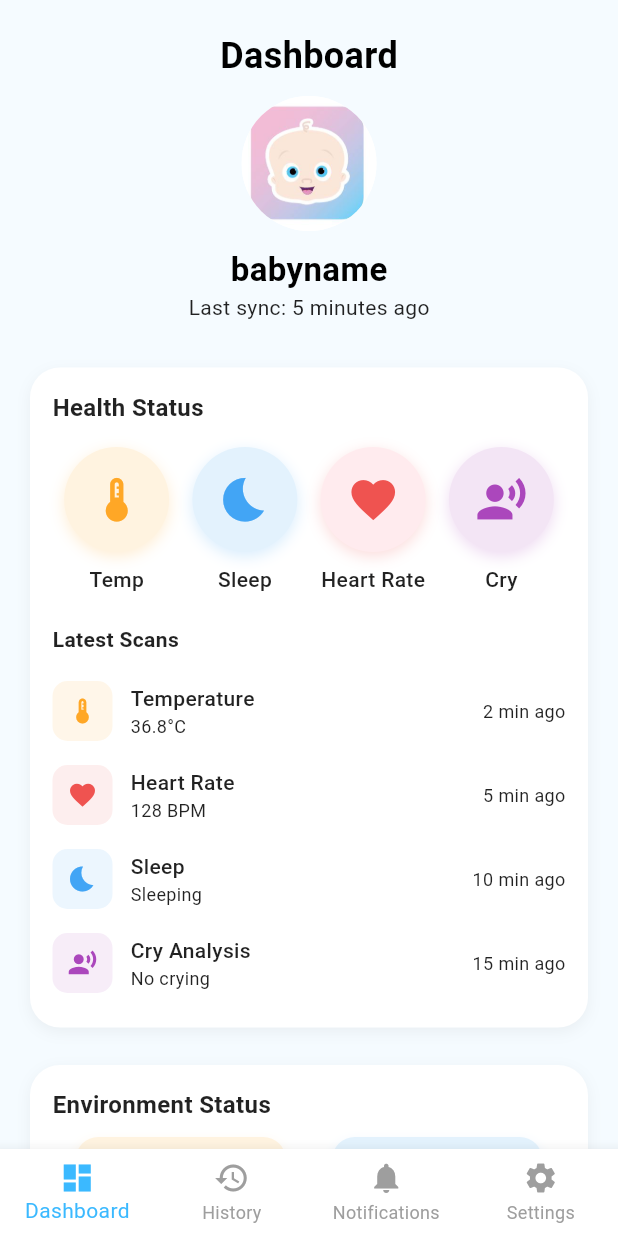
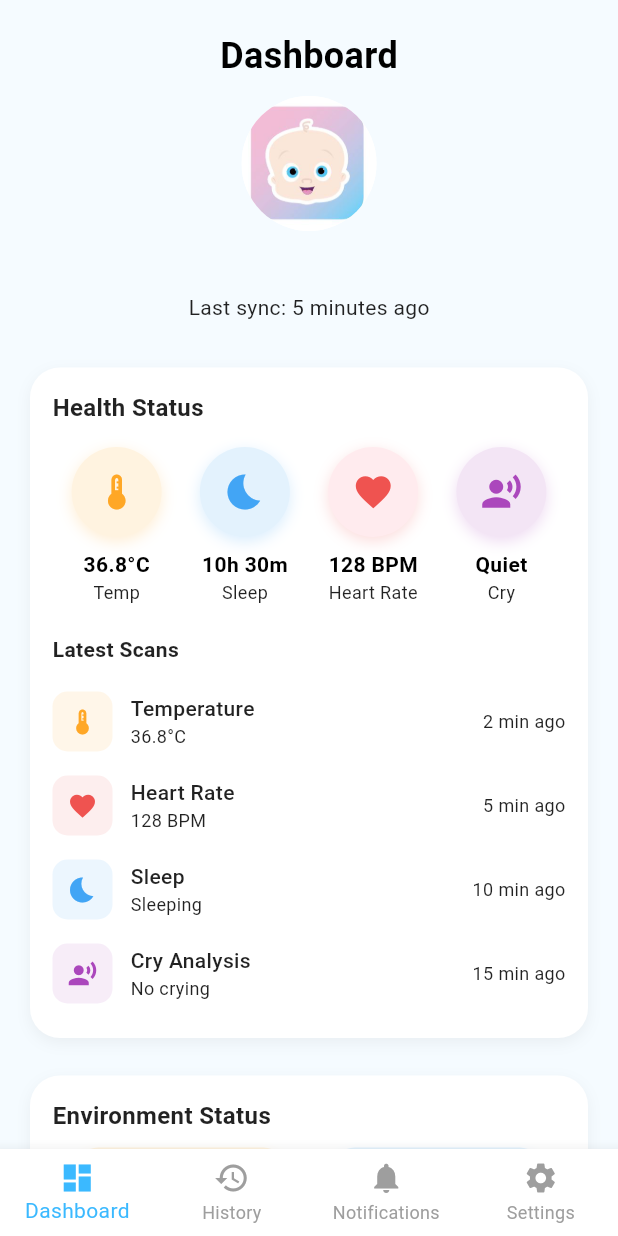
Before and after one commit to uzairghaffar0/bb01, a Flutter app: the DashboardPage screen opened by its route, on a phone screen of 412 x 824 dp. Run offline on Flutter 3.47's test engine with Material 3 defaults, Android fonts, the phone set to English and light mode, and no system bars; our stand-ins replace cloud_firestore, firebase_auth, firebase_core, fl_chart, image_picker; accounts and stored records are empty.

```diff
--- a/lib/pages/dashboard/dash.dart
+++ b/lib/pages/dashboard/dash.dart
@@ -2,6 +2,8 @@ import 'package:flutter/material.dart';
 import '../../widgets/navigation.dart';
 import 'package:firebase_auth/firebase_auth.dart';
 import 'package:cloud_firestore/cloud_firestore.dart';
+import 'package:image_picker/image_picker.dart';
+import 'dart:io';
 
 class DashboardPage extends StatefulWidget {
   const DashboardPage({super.key});
@@ -14,11 +16,28 @@ class DashboardPage extends StatefulWidget {
 class _DashboardPageState extends State<DashboardPage> {
   String babyName = ""; // baby name to display on dashboard
   bool isLoading = true;
+
+  File? babyImage;
+  final ImagePicker picker = ImagePicker();
+
   @override
   void initState() {
     super.initState();
 
     getUserData();
+  }
+
+  Future<void> pickBabyImage() async {
+    final XFile? image = await picker.pickImage(
+      source: ImageSource.gallery,
+      imageQuality: 80,
+    );
+
+    if (image != null) {
+      setState(() {
+        babyImage = File(image.path);
+      });
+    }
   }
 
   Future<void> getUserData() async {
@@ -62,16 +81,19 @@ class _DashboardPageState extends State<DashboardPage> {
           // Baby info
           Column(
             children: [
-              CircleAvatar(
-                radius: 45,
-                backgroundColor: theme.cardColor,
-                backgroundImage: const AssetImage(
-                  'images/baby.png',
+              GestureDetector(
+                onTap: pickBabyImage,
+                child: CircleAvatar(
+                  radius: 45,
+                  backgroundColor: theme.cardColor,
+                  backgroundImage: babyImage != null
+                      ? FileImage(babyImage!)
+                      : const AssetImage('images/baby.png') as ImageProvider,
                 ),
               ),
               const SizedBox(height: 10),
               Text(
-                'babyname',
+                babyName,
                 style: TextStyle(
                   fontSize: 22,
                   fontWeight: FontWeight.w600,
@@ -111,7 +133,7 @@ class _DashboardPageState extends State<DashboardPage> {
                 ),
                 const SizedBox(height: 15),
 
-                // Row of 4 Health Metrics with colorful icons
+                // Row of 4 Health Metrics with data
                 Row(
                   mainAxisAlignment: MainAxisAlignment.spaceAround,
                   children: [
@@ -119,6 +141,7 @@ class _DashboardPageState extends State<DashboardPage> {
                       context,
                       Icons.thermostat,
                       'Temp',
+                      '36.8°C',
                       Colors.orange.shade400,
                       Colors.orange.shade50,
                     ),
@@ -126,6 +149,7 @@ class _DashboardPageState extends State<DashboardPage> {
                       context,
                       Icons.bedtime,
                       'Sleep',
+                      '10h 30m',
                       Colors.blue.shade400,
                       Colors.blue.shade50,
                     ),
@@ -133,6 +157,7 @@ class _DashboardPageState extends State<DashboardPage> {
                       context,
                       Icons.favorite,
                       'Heart Rate',
+                      '128 BPM',
                       Colors.red.shade400,
                       Colors.red.shade50,
                     ),
@@ -140,6 +165,7 @@ class _DashboardPageState extends State<DashboardPage> {
                       context,
                       Icons.record_voice_over,
                       'Cry',
+                      'Quiet',
                       Colors.purple.shade400,
                       Colors.purple.shade50,
                     ),
@@ -238,22 +264,21 @@ class _DashboardPageState extends State<DashboardPage> {
     );
   }
 
-  // Helper widget for health metrics with colorful icons
+  // Helper widget for compact health metrics
   static Widget _healthMetricCard(
     BuildContext context,
     IconData icon,
     String label,
+    String value,
     Color iconColor,
     Color bgColor,
   ) {
     return Column(
       children: [
         Container(
-          height: 70,
-          width: 70,
-          padding: const EdgeInsets.all(10),
+          height: 60,
+          width: 60,
           decoration: BoxDecoration(
-            // Use darker background in dark mode, or keep tinted colors but apply opacity
             color: Theme.of(context).brightness == Brightness.dark
                 ? iconColor.withValues(alpha: 0.15)
                 : bgColor,
@@ -266,14 +291,21 @@ class _DashboardPageState extends State<DashboardPage> {
               ),
             ],
           ),
-          child: Icon(icon, color: iconColor, size: 35),
+          child: Icon(icon, color: iconColor, size: 28),
         ),
         const SizedBox(height: 8),
         Text(
+          value,
+          style: TextStyle(
+            fontSize: 14,
+            fontWeight: FontWeight.bold,
+            color: Theme.of(context).colorScheme.onSurface,
+          ),
+        ),
+        Text(
           label,
           style: TextStyle(
-            fontSize: 14,
-            fontWeight: FontWeight.w500,
+            fontSize: 12,
             color: Theme.of(context).colorScheme.onSurfaceVariant,
           ),
         ),
--- a/pubspec.yaml
+++ b/pubspec.yaml
@@ -20,10 +20,11 @@ dependencies:
   google_fonts: ^6.2.1
   fl_chart: ^0.66.0
   provider: ^6.1.5+1
+
   firebase_core: ^4.7.0
   firebase_auth: ^6.4.0
   cloud_firestore: ^6.4.0
-
+  image_picker: ^1.2.2
 
 dev_dependencies:
   flutter_test:
```
Also changed, not shown: pubspec.lock, 6 other files.
